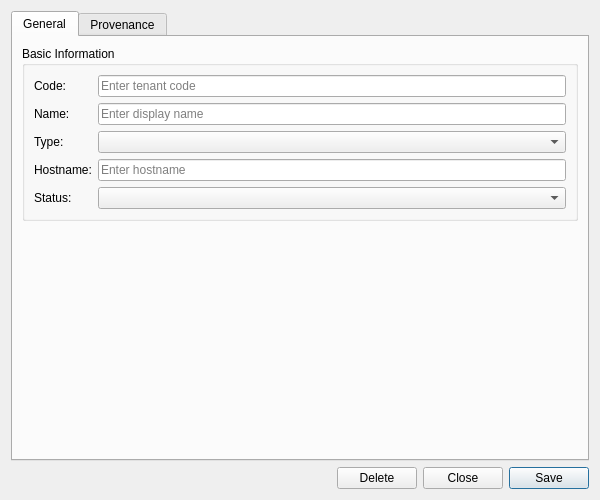
The window that projects/ores.qt/iam/ui/TenantDetailDialog.ui (OreStudio/OreStudio) describes before a commit, drawn with Qt 5.
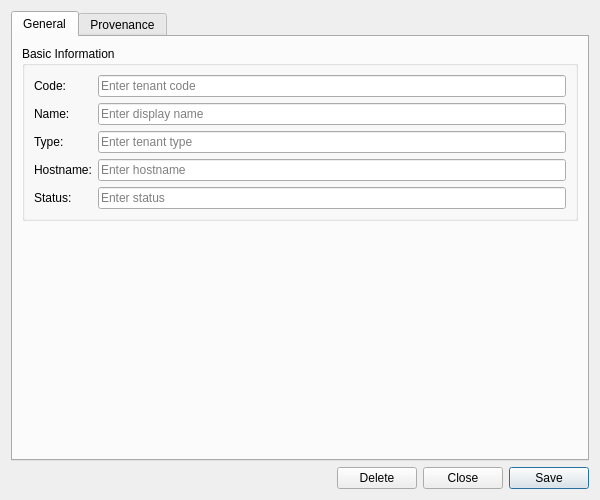
The same window after the commit. Custom widgets are drawn as their Qt base class.

```diff
--- a/projects/ores.qt/iam/ui/TenantDetailDialog.ui
+++ b/projects/ores.qt/iam/ui/TenantDetailDialog.ui
@@ -78,7 +78,11 @@
            </widget>
           </item>
           <item row="2" column="1">
-           <widget class="QComboBox" name="typeCombo"/>
+           <widget class="QLineEdit" name="typeEdit">
+            <property name="placeholderText">
+             <string>Enter tenant type</string>
+            </property>
+           </widget>
           </item>
           <item row="3" column="0">
            <widget class="QLabel" name="label_hostnameEdit">
@@ -102,7 +106,11 @@
            </widget>
           </item>
           <item row="4" column="1">
-           <widget class="QComboBox" name="statusCombo"/>
+           <widget class="QLineEdit" name="statusEdit">
+            <property name="placeholderText">
+             <string>Enter status</string>
+            </property>
+           </widget>
           </item>
          </layout>
         </widget>
```
Left out of the diff: 25 changed lines with no effect on the pictures.
